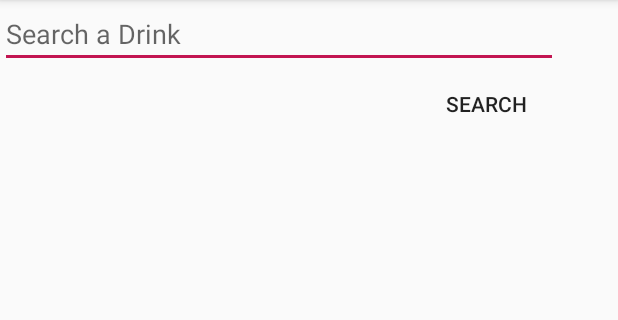
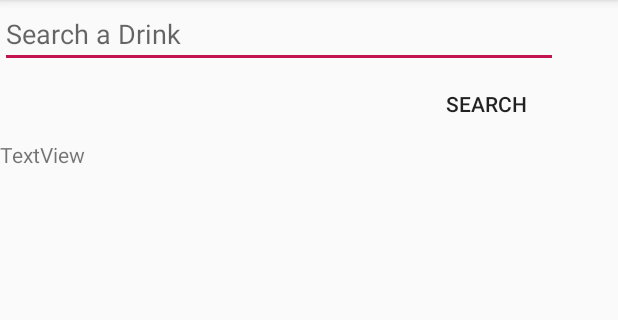
Before and after one commit to ksuhr1/BoozeBuddy, an Android app: the DiarySearch screen opened directly, with no data from a screen before it, after a tap on "SEARCH", on a phone screen of 412 x 824 dp, the part 84-404 px from its top. Run offline under Robolectric (Android 15) with nearby library versions, the phone set to English and light mode, and no system bars; our stand-ins replace Volley; libraries missing offline, so code that uses them is left out: me.dm7.barcodescanner; network calls fail.

Commit message:
Parsing JSON Object

```diff
--- a/app/src/main/java/com/example/katelynsuhr/boozebuddy/DiarySearch.java
+++ b/app/src/main/java/com/example/katelynsuhr/boozebuddy/DiarySearch.java
@@ -40,26 +40,34 @@ import me.dm7.barcodescanner.zxing.ZXingScannerView;
 import static android.Manifest.permission.CAMERA;
 
 public class DiarySearch extends AppCompatActivity {
+
+    TextView results;
+    String url = "https://api.nutritionix.com/v1_1/search";
+    String data = "";
+    RequestQueue requestQueue;
+
     @Override
     protected void onCreate(Bundle savedInstanceState) {
         super.onCreate(savedInstanceState);
         setContentView(R.layout.activity_diary_search);
+        requestQueue = Volley.newRequestQueue(this);
+        results = (TextView) findViewById(R.id.jsonData);
+
           }
 
          public void sendRequest(View view){
         // final TextView textView = (TextView) findViewById(R.id.tvJsonItem);
         TextView input = (TextView) findViewById(R.id.drinkInput);
             try {
-
                 //Instantiate the RequestQueue
-            RequestQueue requestQueue = Volley.newRequestQueue(this);
-            requestQueue.getCache().clear();
-            String url = "https://api.nutritionix.com/v1_1/search";
-            JSONObject jsonBody = new JSONObject();
+                //  RequestQueue requestQueue = Volley.newRequestQueue(this);
+                //   requestQueue.getCache().clear();
+                //  String url = "https://api.nutritionix.com/v1_1/search";
+                final JSONObject jsonBody = new JSONObject();
                 jsonBody.put("appId", "82c97058");
                 jsonBody.put("appKey", "979eb4ea51a7fd11e7b5df0cae3dfd73");
                 jsonBody.put("query", input.getText());
-            //final String requestBody = jsonBody.toString();
+                final String requestBody = jsonBody.toString();
 
 
                 //Request a string response form the provided URL
@@ -67,7 +75,37 @@ public class DiarySearch extends AppCompatActivity {
                     new Response.Listener<JSONObject>() {
                         @Override
                         public void onResponse(JSONObject response) {
-                            Log.i("VOLLEY",response.toString());
+                            //results.setText("Response:" +response.toString());
+                            String requestBody = response.toString();
+                            //JSONObject foodObject = new JSONObject(requestBody);
+                            try {
+                              //  String requestBody = response.toString();
+                                JSONObject foodObject = new JSONObject(requestBody);
+                                JSONArray resultArray = foodObject.getJSONArray("item_name");
+                                for(int i = 0; i< resultArray.length(); i++){
+                                    JSONObject obj = resultArray.getJSONObject(i);
+                                    String name = obj.getString("item_name");
+                                    results.setText("Item name");
+
+                                }
+                                //JSONObject foodObject = response.getJSONObject(requestBody);
+                                //String name = foodObject.getString("item_name");
+                              //  System.out.println(name);
+//                                String title = foodObject.getString("item_name");
+                              //  results.setText("Item name: " + name);
+                           // }
+                          //  results.setText("Response:"+response.toString());
+//                            try {
+//                                JSONObject obj = response.getJSONObject("jsonBody");
+//                                String name = obj.getString("item_name");
+//                                String id = obj.getString("item_id");
+//
+//                                data += "ID:" + id +"Name:"+name;
+//                                results.setText(data);
+                            } catch (JSONException e) {
+                                e.printStackTrace();
+                            }
+                            Log.i("VOLLEY", response.toString());
                         }
                     }, new Response.ErrorListener() {
                 @Override
@@ -84,29 +122,31 @@ public class DiarySearch extends AppCompatActivity {
             // System.out.print(title);
 
 
+//            ArrayAdapter<String> adapter;
+//            ListView mListView = (ListView) findViewById(R.id.searchResults);
+//
+//
+//
+//            String requestBody = jsonBody.toString();
+//            JSONOb jsonArray = new JSONArray(requestBody);
+//
+//            int length = jsonArray.length();
+//            List<String> listContents = new ArrayList<String>(length);
+//            for(int i = 0; i< length; i++) {
+//                listContents.add(jsonArray.getString(i));
+//            }
+//            Log.e("NEWArray", listContents.toString());
+//
+//            adapter = new ArrayAdapter<String>(this, android.R.layout.simple_list_item_1, listContents);
+//            mListView.setAdapter(adapter);
 
-          /*  ArrayAdapter<String> adapter;
-            ListView mListView = (ListView) findViewById(R.id.searchResults);
-
-            String requestBody = jsonBody.toString();
-            JSONArray jsonArray = new JSONArray(requestBody);
-
-            int length = jsonArray.length();
-            List<String> listContents = new ArrayList<String>(length);
-            for(int i = 0; i< length; i++) {
-                listContents.add(jsonArray.getString(i));
+        } catch (JSONException e) {
+            e.printStackTrace();
         }
-            Log.e("NEWArray", listContents.toString());
-            adapter = new ArrayAdapter<String>(this, android.R.layout.simple_list_item_1, listContents);
-            mListView.setAdapter(adapter);
-            */
-        } catch(JSONException e)
-        {
-            e.printStackTrace();
     }
 
         }
-}
+//}
 
 
         //implements ZXingScannerView.ResultHandler{
--- a/app/src/main/res/layout/activity_diary_search.xml
+++ b/app/src/main/res/layout/activity_diary_search.xml
@@ -35,9 +35,13 @@
             android:visibility="gone" />
 
         <TextView
-            android:id="@+id/searchResults"
+            android:id="@+id/jsonData"
             android:layout_width="match_parent"
-            android:layout_height="wrap_content" />
+            android:layout_height="match_parent"
+            android:text="TextView"
+            android:layout_alignParentTop="true"
+            android:layout_alignParentLeft="true"
+            android:layout_alignParentStart="true" />
 
     </RelativeLayout>
 </LinearLayout>
```
Lines whose indentation alone changed are shown as unchanged.
